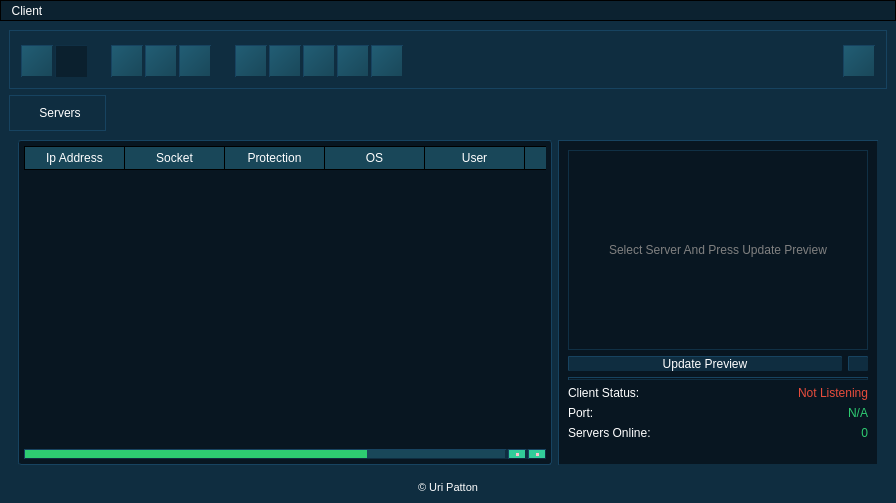
First picture: the form in source/gui.ui, repository 5l1v3r1/Moderat, before the edit.
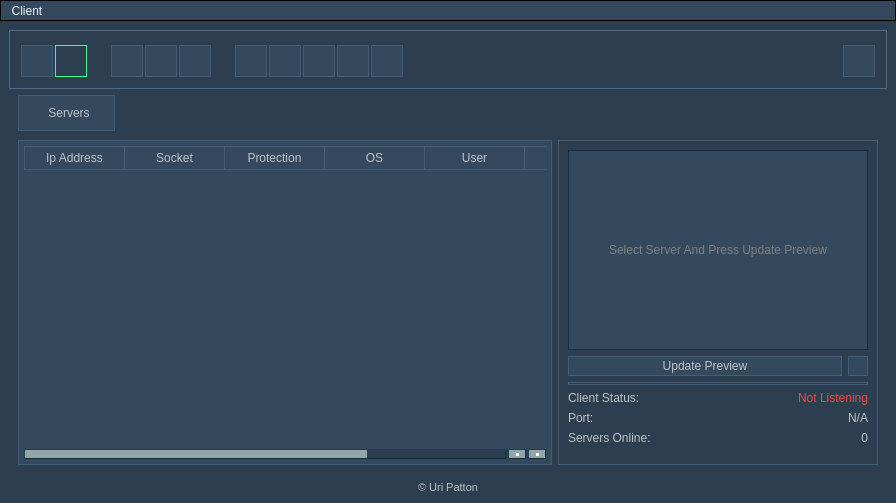
Second picture: the form after the edit. Icons and pictures are not drawn.

What changed in the file:
```diff
--- a/source/gui.ui
+++ b/source/gui.ui
@@ -14,14 +14,13 @@
    <string>Moderat Client</string>
   </property>
   <property name="styleSheet">
-   <string notr="true">background-color: #0F2D40;
-color: #2ecc71;
-font: 10pt &quot;MS Shell Dlg 2&quot;;</string>
+   <string notr="true">background-color: #2c3e50;
+color: #bdc3c7;</string>
   </property>
   <widget class="QWidget" name="centralwidget">
    <property name="styleSheet">
     <string notr="true">QWidget#centralwidget {
-background-color: #0F2D40;
+background-color: #2c3e50;
 color: #2ecc71;
 border-radius: 3px;
 font: 10pt &quot;MS Shell Dlg 2&quot;;
@@ -30,18 +29,17 @@
 QScrollBar:vertical {
      border: 1px outset;
      border-color: #0F2D40;
-     background: #194759;
      width: 10px;
      margin: 22px 0 22px 0;
  }
  QScrollBar::handle:vertical {
-     background: #2ecc71;
+     background: #95a5a6;
      min-height: 20px;
  }
  QScrollBar::add-line:vertical {
      border: 1px outset;
      border-color: #0F2D40;
-     background: #32CC99;
+     background: #95a5a6;
      height: 16px;
      subcontrol-position: bottom;
      subcontrol-origin: margin;
@@ -50,15 +48,12 @@
  QScrollBar::sub-line:vertical {
      border: 1px outset;
      border-color: #0F2D40;
-     background: #32CC99;
+     background: #95a5a6;
      height: 16px;
      subcontrol-position: top;
      subcontrol-origin: margin;
  }
  QScrollBar::up-arrow:vertical, QScrollBar::down-arrow:vertical {
-     border: 1px outset;
-     border-color: #0F2D40;
-     border-radius: 2px;
      width: 3px;
      height: 3px;
      background: white;
@@ -71,20 +66,19 @@
  QScrollBar:horizontal {
 border: 1px outset;
      border-color: #0F2D40;
-     background: #194759;
      height: 10px;
      margin: 0px 40px 0 0px;
 }
 
 QScrollBar::handle:horizontal {
-    background: #2ecc71;
+    background: #95a5a6;
     min-width: 20px;
 }
 
 QScrollBar::add-line:horizontal {
     border: 1px outset;
     border-color: #0F2D40;
-    background: #32CC99;
+    background: #95a5a6;
     width: 16px;
     subcontrol-position: right;
     subcontrol-origin: margin;
@@ -93,7 +87,7 @@
 QScrollBar::sub-line:horizontal {
     border: 1px outset;
     border-color: #0F2D40;
-    background: #32CC99;
+    background: #95a5a6;
     width: 16px;
     subcontrol-position: top right;
     subcontrol-origin: margin;
@@ -104,7 +98,7 @@
 QScrollBar:left-arrow:horizontal, QScrollBar::right-arrow:horizontal {
     width: 3px;
     height: 3px;
-    background: pink;
+    background: white;
 }
 
 QScrollBar::add-page:horizontal, QScrollBar::sub-page:horizontal {
@@ -116,8 +110,8 @@
      <widget class="QGroupBox" name="clientButtonsGroup">
       <property name="styleSheet">
        <string notr="true">border: 1px ridge;
-border-color: #0F2D40;
-background-color: #0F2D40;</string>
+border-color: #34495e;
+background-color: #2c3e50;</string>
       </property>
       <property name="title">
        <string/>
@@ -147,19 +141,15 @@
            </property>
            <property name="styleSheet">
             <string notr="true">QPushButton#startListenButton {
-            background: #194759;
-            border: 1px outset;
-            border-color: #0F2D40;
-			color: white;
-            text-decoration: none;
-            background-color: qlineargradient(spread:pad, x1:1, y1:1, x2:0, y2:0, stop:0 #194759, stop:1 #225E75);
+			border: 1px ridge;
+            border-color: #2c3e50;
+			padding: 2px;
+            background-color: #34495e;
             }
 
 QPushButton#startListenButton:checked {
-            background: #0B202E;
-            color: grey;
-            border: 1px outset;
-            border-color: #0B202E;
+			border-color: #27ae60;
+            background-color: #2c3e50;
             }</string>
            </property>
            <property name="text">
@@ -196,19 +186,15 @@
            </property>
            <property name="styleSheet">
             <string notr="true">QPushButton#stopListenButton {
-            background: #194759;
-            border: 1px outset;
-            border-color: #0F2D40;
-			color: white;
-            text-decoration: none;
-            background-color: qlineargradient(spread:pad, x1:1, y1:1, x2:0, y2:0, stop:0 #194759, stop:1 #225E75);
+			border: 1px ridge;
+            border-color: #2c3e50;
+			padding: 2px;
+            background-color: #34495e;
             }
 
 QPushButton#stopListenButton:checked {
-            background: #0B202E;
-            color: grey;
-            border: 1px outset;
-            border-color: #0B202E;
+			border-color: #27ae60;
+            background-color: #2c3e50;
             }</string>
            </property>
            <property name="text">
@@ -264,25 +250,14 @@
            </property>
            <property name="styleSheet">
             <string notr="true">QPushButton#unlockServerButton {
-            background: #194759;
-            border: 1px outset;
-            border-color: #0F2D40;
-			color: white;
-            text-decoration: none;
-            background-color: qlineargradient(spread:pad, x1:1, y1:1, x2:0, y2:0, stop:0 #194759, stop:1 #225E75);
+			border: 1px ridge;
+            border-color: #2c3e50;
+			padding: 2px;
+            background-color: #34495e;
             }
 
 QPushButton#unlockServerButton:pressed {
-            background: #0B202E;
-            border: 1px outset;
-            border-color: #0B202E;
-            }
-
-QPushButton#unlockServerButton:disabled {
-            background: #0B202E;
-            border: 1px outset;
-			color: grey;
-            border-color: #0B202E;
+            background-color: #2c3e50;
             }</string>
            </property>
            <property name="text">
@@ -310,25 +285,14 @@
            </property>
            <property name="styleSheet">
             <string notr="true">QPushButton#lockServerButton {
-            background: #194759;
-            border: 1px outset;
-            border-color: #0F2D40;
-			color: white;
-            text-decoration: none;
-            background-color: qlineargradient(spread:pad, x1:1, y1:1, x2:0, y2:0, stop:0 #194759, stop:1 #225E75);
+			border: 1px ridge;
+            border-color: #2c3e50;
+			padding: 2px;
+            background-color: #34495e;
             }
 
 QPushButton#lockServerButton:pressed {
-            background: #0B202E;
-            border: 1px outset;
-            border-color: #0B202E;
-            }
-
-QPushButton#lockServerButton:disabled {
-            background: #0B202E;
-            border: 1px outset;
-			color: grey;
-            border-color: #0B202E;
+            background-color: #2c3e50;
             }</string>
            </property>
            <property name="text">
@@ -362,25 +326,14 @@
            </property>
            <property name="styleSheet">
             <string notr="true">QPushButton#quitServerButton {
-            background: #194759;
-            border: 1px outset;
-            border-color: #0F2D40;
-			color: white;
-            text-decoration: none;
-            background-color: qlineargradient(spread:pad, x1:1, y1:1, x2:0, y2:0, stop:0 #194759, stop:1 #225E75);
+			border: 1px ridge;
+            border-color: #2c3e50;
+			padding: 2px;
+            background-color: #34495e;
             }
 
 QPushButton#quitServerButton:pressed {
-            background: #0B202E;
-            border: 1px outset;
-            border-color: #0B202E;
-            }
-
-QPushButton#quitServerButton:disabled {
-            background: #0B202E;
-            border: 1px outset;
-			color: grey;
-            border-color: #0B202E;
+            background-color: #2c3e50;
             }</string>
            </property>
            <property name="text">
@@ -448,25 +401,14 @@
            </property>
            <property name="styleSheet">
             <string notr="true">QPushButton#remoteShellButton {
-            background: #194759;
-            border: 1px outset;
-            border-color: #0F2D40;
-			color: white;
-            text-decoration: none;
-            background-color: qlineargradient(spread:pad, x1:1, y1:1, x2:0, y2:0, stop:0 #194759, stop:1 #225E75);
+			border: 1px ridge;
+            border-color: #2c3e50;
+			padding: 2px;
+            background-color: #34495e;
             }
 
 QPushButton#remoteShellButton:pressed {
-            background: #0B202E;
-            border: 1px outset;
-            border-color: #0B202E;
-            }
-
-QPushButton#remoteShellButton:disabled {
-            background: #0B202E;
-            border: 1px outset;
-			color: grey;
-            border-color: #0B202E;
+            background-color: #2c3e50;
             }</string>
            </property>
            <property name="text">
@@ -524,25 +466,14 @@
            </property>
            <property name="styleSheet">
             <string notr="true">QPushButton#remoteExplorerButton {
-            background: #194759;
-            border: 1px outset;
-            border-color: #0F2D40;
-			color: white;
-            text-decoration: none;
-            background-color: qlineargradient(spread:pad, x1:1, y1:1, x2:0, y2:0, stop:0 #194759, stop:1 #225E75);
+			border: 1px ridge;
+            border-color: #2c3e50;
+			padding: 2px;
+            background-color: #34495e;
             }
 
 QPushButton#remoteExplorerButton:pressed {
-            background: #0B202E;
-            border: 1px outset;
-            border-color: #0B202E;
-            }
-
-QPushButton#remoteExplorerButton:disabled {
-            background: #0B202E;
-            border: 1px outset;
-			color: grey;
-            border-color: #0B202E;
+            background-color: #2c3e50;
             }</string>
            </property>
            <property name="text">
@@ -576,25 +507,14 @@
            </property>
            <property name="styleSheet">
             <string notr="true">QPushButton#remoteAudioButton {
-            background: #194759;
-            border: 1px outset;
-            border-color: #0F2D40;
-			color: white;
-            text-decoration: none;
-            background-color: qlineargradient(spread:pad, x1:1, y1:1, x2:0, y2:0, stop:0 #194759, stop:1 #225E75);
+			border: 1px ridge;
+            border-color: #2c3e50;
+			padding: 2px;
+            background-color: #34495e;
             }
 
 QPushButton#remoteAudioButton:pressed {
-            background: #0B202E;
-            border: 1px outset;
-            border-color: #0B202E;
-            }
-
-QPushButton#remoteAudioButton:disabled {
-            background: #0B202E;
-            border: 1px outset;
-			color: grey;
-            border-color: #0B202E;
+            background-color: #2c3e50;
             }</string>
            </property>
            <property name="text">
@@ -628,25 +548,14 @@
            </property>
            <property name="styleSheet">
             <string notr="true">QPushButton#remoteDesktopButton {
-            background: #194759;
-            border: 1px outset;
-            border-color: #0F2D40;
-			color: white;
-            text-decoration: none;
-            background-color: qlineargradient(spread:pad, x1:1, y1:1, x2:0, y2:0, stop:0 #194759, stop:1 #225E75);
+			border: 1px ridge;
+            border-color: #2c3e50;
+			padding: 2px;
+            background-color: #34495e;
             }
 
 QPushButton#remoteDesktopButton:pressed {
-            background: #0B202E;
-            border: 1px outset;
-            border-color: #0B202E;
-            }
-
-QPushButton#remoteDesktopButton:disabled {
-            background: #0B202E;
-            border: 1px outset;
-			color: grey;
-            border-color: #0B202E;
+            background-color: #2c3e50;
             }</string>
            </property>
            <property name="text">
@@ -680,25 +589,14 @@
            </property>
            <property name="styleSheet">
             <string notr="true">QPushButton#remoteKeyloggerButton {
-            background: #194759;
-            border: 1px outset;
-            border-color: #0F2D40;
-			color: white;
-            text-decoration: none;
-            background-color: qlineargradient(spread:pad, x1:1, y1:1, x2:0, y2:0, stop:0 #194759, stop:1 #225E75);
+			border: 1px ridge;
+            border-color: #2c3e50;
+			padding: 2px;
+            background-color: #34495e;
             }
 
 QPushButton#remoteKeyloggerButton:pressed {
-            background: #0B202E;
-            border: 1px outset;
-            border-color: #0B202E;
-            }
-
-QPushButton#remoteKeyloggerButton:disabled {
-            background: #0B202E;
-            border: 1px outset;
-			color: grey;
-            border-color: #0B202E;
+            background-color: #2c3e50;
             }</string>
            </property>
            <property name="text">
@@ -745,12 +643,10 @@
            </property>
            <property name="styleSheet">
             <string notr="true">QPushButton#clientSettingsButton {
-            background: #194759;
-            border: 1px outset;
-			color: white;
-            border-color: #0F2D40;
-            text-decoration: none;
-            background-color: qlineargradient(spread:pad, x1:1, y1:1, x2:0, y2:0, stop:0 #194759, stop:1 #225E75);
+			border: 1px ridge;
+            border-color: #2c3e50;
+			padding: 2px;
+            background-color: #34495e;
             }
 
 QPushButton#clientSettingsButton:pressed {
@@ -792,9 +688,7 @@
        </font>
       </property>
       <property name="styleSheet">
-       <string notr="true">border: none; 
-color: white;
-font: 8pt &quot;MS Shell Dlg 2&quot;;</string>
+       <string notr="true">font: 8pt &quot;MS Shell Dlg 2&quot;;</string>
       </property>
       <property name="text">
        <string>© Uri Patton</string>
@@ -808,21 +702,20 @@
      <widget class="QTabWidget" name="MainTabWidget">
       <property name="styleSheet">
        <string notr="true"> QTabBar::tab {
-  background-color: #194759;
   padding: 10px;
-  color: white;
   padding-left: 15px;
+  margin-left: 9px;
   width: 70%;
   border: 1px ridge;
-  border-color: #0F2D40;
+  border-color: #2c3e50;
  }
 
  QTabBar::tab:selected {
-   background: #0F2D40;;
+   background: #34495e;
  }
 
  QTabBar::pane {
-   background-color: #194759;
+   background-color: #2c3e50;
  }
 
 QTabWidget::pane {
@@ -849,30 +742,36 @@
        <layout class="QGridLayout" name="gridLayout_2">
         <item row="0" column="0" rowspan="2">
          <widget class="QTableWidget" name="serversTable">
+          <property name="focusPolicy">
+           <enum>Qt::NoFocus</enum>
+          </property>
+          <property name="autoFillBackground">
+           <bool>false</bool>
+          </property>
           <property name="styleSheet">
            <string notr="true">QHeaderView::section {
-	background-color: #194759;
+	background-color: #34495e;
     padding: 2px;
-    color: white;
+    color: #bdc3c7;
 	font: 75 8pt &quot;MS Shell Dlg 2&quot;;
 	border: 1px ridge;
 	border-right: none;
+	border-color: #2c3e50;
 }
 
 QTableWidget#serversTable {
 	background-position: center;
     border: 1px ridge;
     padding: 5px;
-    outline: 0;
-    border-color: #0F2D40;
-    border-radius: 2px;
+	color: #ecf0f1;
+    border-color: #2c3e50;
     font: 8pt &quot;MS Shell Dlg 2&quot;;
-	background-color: #081621;
+	background-color: #34495e;
 }
 
 QTableWidget#serversTable:item:selected {
-background-color: #194759;
-color: white;
+background-color: #2c3e50;
+color: #ecf0f1;
 }</string>
           </property>
           <property name="frameShadow">
@@ -975,9 +874,9 @@
            </size>
           </property>
           <property name="styleSheet">
-           <string notr="true">background-color: #081621;
-border: 1px outset;
-border-color: #0F2D40;</string>
+           <string notr="true">background-color: #2c3e50;
+border: 1px ridge;
+border-color: #2c3e50;</string>
           </property>
           <property name="title">
            <string/>
@@ -992,23 +891,14 @@
               <widget class="QPushButton" name="updatePreviewButton">
                <property name="styleSheet">
                 <string notr="true">QPushButton#updatePreviewButton {
-            border-bottom: none;
-			background-color: #0F2D40;
-			border-radius: 1px;
-			color: white;
+			border: 1px ridge;
+            border-color: #2c3e50;
+			padding: 2px;
+            background-color: #34495e;
             }
 
 QPushButton#updatePreviewButton:pressed {
-            background: #0B202E;
-            border: 1px outset;
-            border-color: #0B202E;
-            }
-
-QPushButton#updatePreviewButton:disabled {
-            background: #0B202E;
-            border: 1px outset;
-			color: grey;
-            border-color: #0B202E;
+            background-color: #2c3e50;
             }</string>
                </property>
                <property name="text">
@@ -1042,22 +932,14 @@
                </property>
                <property name="styleSheet">
                 <string notr="true">QPushButton#remoteDesktopButton2 {
-            border-bottom: none;
-			background-color: #0F2D40;
-			border-radius: 1px;
+			border: 1px ridge;
+            border-color: #2c3e50;
+			padding: 2px;
+            background-color: #34495e;
             }
 
 QPushButton#remoteDesktopButton2:pressed {
-            background: #0B202E;
-            border: 1px outset;
-            border-color: #0B202E;
-            }
-
-QPushButton#remoteDesktopButton2:disabled {
-            background: #0B202E;
-            border: 1px outset;
-			color: grey;
-            border-color: #0B202E;
+            background-color: #2c3e50;
             }</string>
                </property>
                <property name="text">
@@ -1095,6 +977,7 @@
               <string notr="true">color: grey;
 border: 1px ridge;
 border-color: #0B202E;
+background-color: #34495e;
 font: 7pt &quot;MS Shell Dlg 2&quot;;</string>
              </property>
              <property name="text">
@@ -1123,9 +1006,7 @@
            <item row="4" column="0">
             <widget class="QLabel" name="portTextLabel">
              <property name="styleSheet">
-              <string notr="true">border: none; 
-color: white;
-font: 8pt &quot;MS Shell Dlg 2&quot;;</string>
+              <string notr="true">border: none;</string>
              </property>
              <property name="text">
               <string>Port:</string>
@@ -1149,9 +1030,7 @@
            <item row="5" column="0">
             <widget class="QLabel" name="serversOnlineStatus">
              <property name="styleSheet">
-              <string notr="true">border: none; 
-color: white;
-font: 8pt &quot;MS Shell Dlg 2&quot;;</string>
+              <string notr="true">border: none;</string>
              </property>
              <property name="text">
               <string>Servers Online: </string>
@@ -1175,9 +1054,7 @@
            <item row="3" column="0">
             <widget class="QLabel" name="clientStatusLabel">
              <property name="styleSheet">
-              <string notr="true">border: none; 
-color: white;
-font: 8pt &quot;MS Shell Dlg 2&quot;;</string>
+              <string notr="true">border: none;</string>
              </property>
              <property name="text">
               <string>Client Status: </string>
@@ -1219,23 +1096,22 @@
      <x>0</x>
      <y>0</y>
      <width>896</width>
-     <height>24</height>
+     <height>23</height>
     </rect>
    </property>
    <property name="styleSheet">
     <string notr="true">QMenuBar {
-            background-color: #0C2230;
-            color: rgb(255,255,255);
-            border: 1px solid #000;
+            background-color: #34495e;
+            border: 1px ridge #000;
         }
 
         QMenuBar::item {
-            background-color: #0C2230;
-            color: rgb(255,255,255);
+            background-color: #34495e;
+			color: #ecf0f1;
         }
 
         QMenuBar::item::selected {
-            background-color: #0F2D40;
+            background-color: #2c3e50;
         }
 
         QMenu {
```
Left out of the diff: 13 changed lines with no effect on the pictures.
